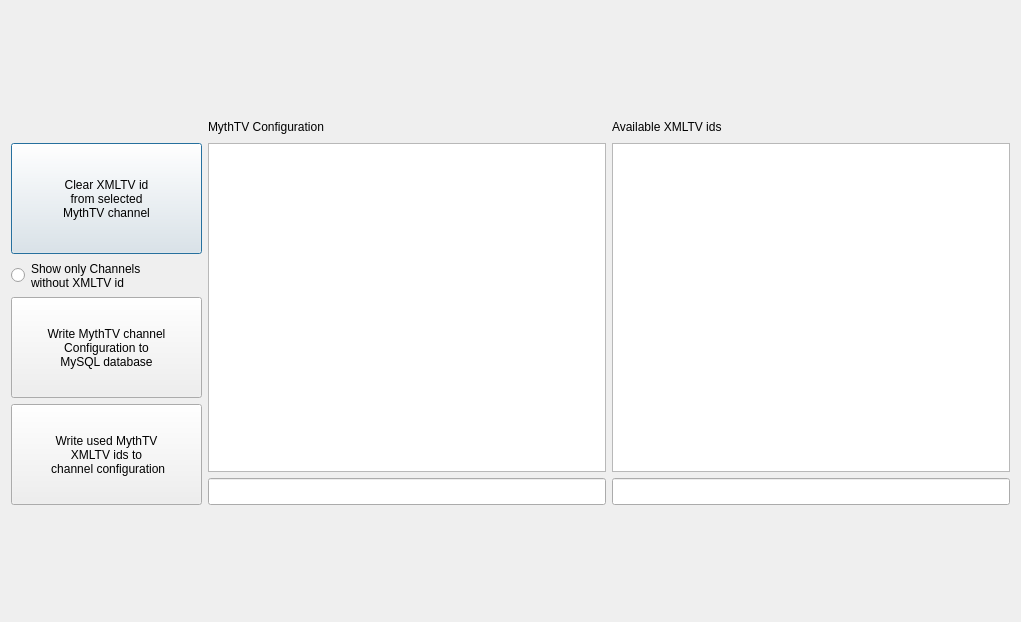
Old version of the form mc2xml_helper/configuratorgui.ui in the repository vertiger/yatvgrabber.
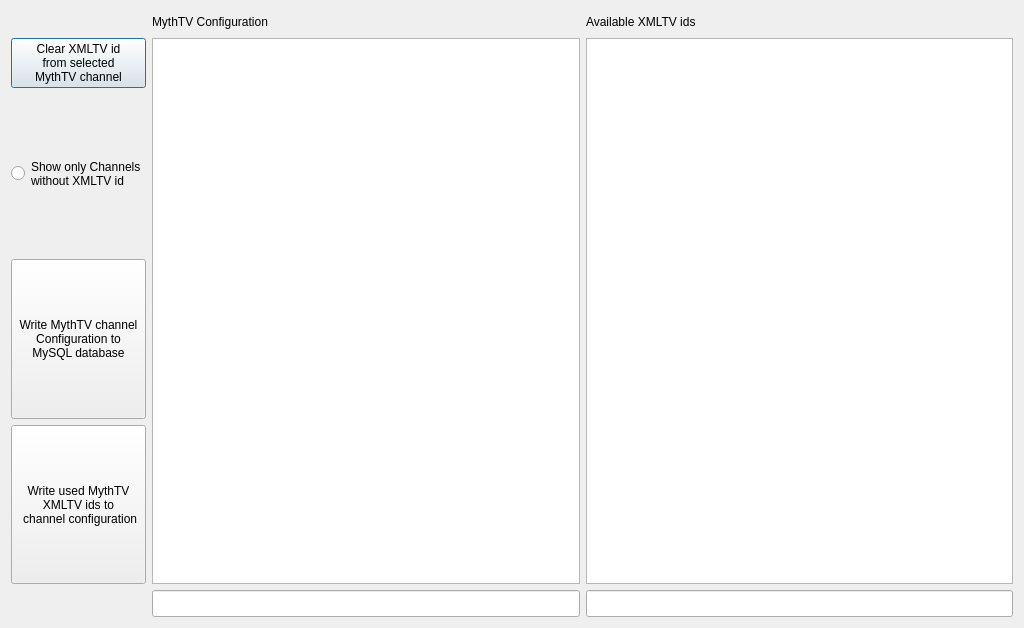
New version of the form.

Commit message: mc2xml: update mythtv configuration gui

```diff
--- a/mc2xml_helper/configuratorgui.ui
+++ b/mc2xml_helper/configuratorgui.ui
@@ -6,10 +6,16 @@
    <rect>
     <x>0</x>
     <y>0</y>
-    <width>1021</width>
-    <height>622</height>
+    <width>1024</width>
+    <height>628</height>
    </rect>
   </property>
+  <property name="sizePolicy">
+   <sizepolicy hsizetype="Fixed" vsizetype="Fixed">
+    <horstretch>0</horstretch>
+    <verstretch>0</verstretch>
+   </sizepolicy>
+  </property>
   <property name="minimumSize">
    <size>
     <width>400</width>
@@ -25,11 +31,17 @@
   <property name="windowTitle">
    <string>XMLTV MythTV Configurator</string>
   </property>
-  <layout class="QGridLayout" name="gridLayout_3">
-   <item row="0" column="0">
     <layout class="QGridLayout" name="gridLayout_2">
+   <item row="0" column="0">
+    <layout class="QGridLayout" name="gridLayout">
      <item row="0" column="1">
       <widget class="QLabel" name="labelMythtvConfig">
+       <property name="sizePolicy">
+        <sizepolicy hsizetype="Expanding" vsizetype="Fixed">
+         <horstretch>0</horstretch>
+         <verstretch>0</verstretch>
+        </sizepolicy>
+       </property>
        <property name="minimumSize">
         <size>
          <width>0</width>
@@ -49,6 +61,12 @@
      </item>
      <item row="0" column="2">
       <widget class="QLabel" name="labelXmltvConfig">
+       <property name="sizePolicy">
+        <sizepolicy hsizetype="Expanding" vsizetype="Fixed">
+         <horstretch>0</horstretch>
+         <verstretch>0</verstretch>
+        </sizepolicy>
+       </property>
        <property name="minimumSize">
         <size>
          <width>0</width>
@@ -69,21 +87,21 @@
      <item row="1" column="0">
       <widget class="QPushButton" name="clearMythtvXmlTvIdButton">
        <property name="sizePolicy">
-        <sizepolicy hsizetype="Fixed" vsizetype="Fixed">
+        <sizepolicy hsizetype="Fixed" vsizetype="Preferred">
          <horstretch>0</horstretch>
          <verstretch>0</verstretch>
         </sizepolicy>
        </property>
        <property name="minimumSize">
         <size>
-         <width>191</width>
-         <height>111</height>
+         <width>0</width>
+         <height>0</height>
         </size>
        </property>
        <property name="maximumSize">
         <size>
          <width>191</width>
-         <height>111</height>
+         <height>16777215</height>
         </size>
        </property>
        <property name="text">
@@ -93,9 +111,7 @@
        </property>
       </widget>
      </item>
-     <item row="1" column="1" rowspan="4" colspan="2">
-      <layout class="QGridLayout" name="gridLayout">
-       <item row="0" column="0">
+     <item row="1" column="1" rowspan="4">
         <widget class="QListView" name="listViewMythtvConfig">
          <property name="horizontalScrollBarPolicy">
           <enum>Qt::ScrollBarAlwaysOff</enum>
@@ -105,39 +121,7 @@
          </property>
         </widget>
        </item>
-       <item row="1" column="1">
-        <widget class="QLineEdit" name="lineSearchXmltvConfig">
-         <property name="minimumSize">
-          <size>
-           <width>0</width>
-           <height>27</height>
-          </size>
-         </property>
-         <property name="maximumSize">
-          <size>
-           <width>16777215</width>
-           <height>27</height>
-          </size>
-         </property>
-        </widget>
-       </item>
-       <item row="1" column="0">
-        <widget class="QLineEdit" name="lineSearchMythtvConfig">
-         <property name="minimumSize">
-          <size>
-           <width>0</width>
-           <height>27</height>
-          </size>
-         </property>
-         <property name="maximumSize">
-          <size>
-           <width>16777215</width>
-           <height>27</height>
-          </size>
-         </property>
-        </widget>
-       </item>
-       <item row="0" column="1">
+     <item row="1" column="2" rowspan="4">
         <widget class="QListView" name="listViewXmltvConfig">
          <property name="horizontalScrollBarPolicy">
           <enum>Qt::ScrollBarAlwaysOff</enum>
@@ -147,20 +131,24 @@
          </property>
         </widget>
        </item>
-      </layout>
-     </item>
      <item row="2" column="0">
       <widget class="QRadioButton" name="radioButtonWithoutXmlId">
+       <property name="sizePolicy">
+        <sizepolicy hsizetype="Fixed" vsizetype="Expanding">
+         <horstretch>0</horstretch>
+         <verstretch>0</verstretch>
+        </sizepolicy>
+       </property>
        <property name="minimumSize">
         <size>
-         <width>181</width>
-         <height>31</height>
+         <width>0</width>
+         <height>0</height>
         </size>
        </property>
        <property name="maximumSize">
         <size>
          <width>181</width>
-         <height>31</height>
+         <height>16777215</height>
         </size>
        </property>
        <property name="text">
@@ -175,21 +163,21 @@
      <item row="3" column="0">
       <widget class="QPushButton" name="writeMythtvConfigButton">
        <property name="sizePolicy">
-        <sizepolicy hsizetype="Fixed" vsizetype="Fixed">
+        <sizepolicy hsizetype="Fixed" vsizetype="Expanding">
          <horstretch>0</horstretch>
          <verstretch>0</verstretch>
         </sizepolicy>
        </property>
        <property name="minimumSize">
         <size>
-         <width>191</width>
-         <height>101</height>
+         <width>0</width>
+         <height>0</height>
         </size>
        </property>
        <property name="maximumSize">
         <size>
          <width>191</width>
-         <height>101</height>
+         <height>16777215</height>
         </size>
        </property>
        <property name="text">
@@ -202,21 +190,21 @@
      <item row="4" column="0">
       <widget class="QPushButton" name="writeChannelConfigButton">
        <property name="sizePolicy">
-        <sizepolicy hsizetype="Fixed" vsizetype="Fixed">
+        <sizepolicy hsizetype="Fixed" vsizetype="Expanding">
          <horstretch>0</horstretch>
          <verstretch>0</verstretch>
         </sizepolicy>
        </property>
        <property name="minimumSize">
         <size>
-         <width>191</width>
-         <height>101</height>
+         <width>0</width>
+         <height>0</height>
         </size>
        </property>
        <property name="maximumSize">
         <size>
          <width>191</width>
-         <height>101</height>
+         <height>16777215</height>
         </size>
        </property>
        <property name="text">
@@ -226,6 +214,38 @@
        </property>
       </widget>
      </item>
+     <item row="5" column="1">
+      <widget class="QLineEdit" name="lineSearchMythtvConfig">
+       <property name="minimumSize">
+        <size>
+         <width>0</width>
+         <height>27</height>
+        </size>
+       </property>
+       <property name="maximumSize">
+        <size>
+         <width>16777215</width>
+         <height>27</height>
+        </size>
+       </property>
+      </widget>
+     </item>
+     <item row="5" column="2">
+      <widget class="QLineEdit" name="lineSearchXmltvConfig">
+       <property name="minimumSize">
+        <size>
+         <width>0</width>
+         <height>27</height>
+        </size>
+       </property>
+       <property name="maximumSize">
+        <size>
+         <width>16777215</width>
+         <height>27</height>
+        </size>
+       </property>
+      </widget>
+     </item>
     </layout>
    </item>
   </layout>
```
Lines whose indentation alone changed are shown as unchanged. The commit also changes 1 other file.
